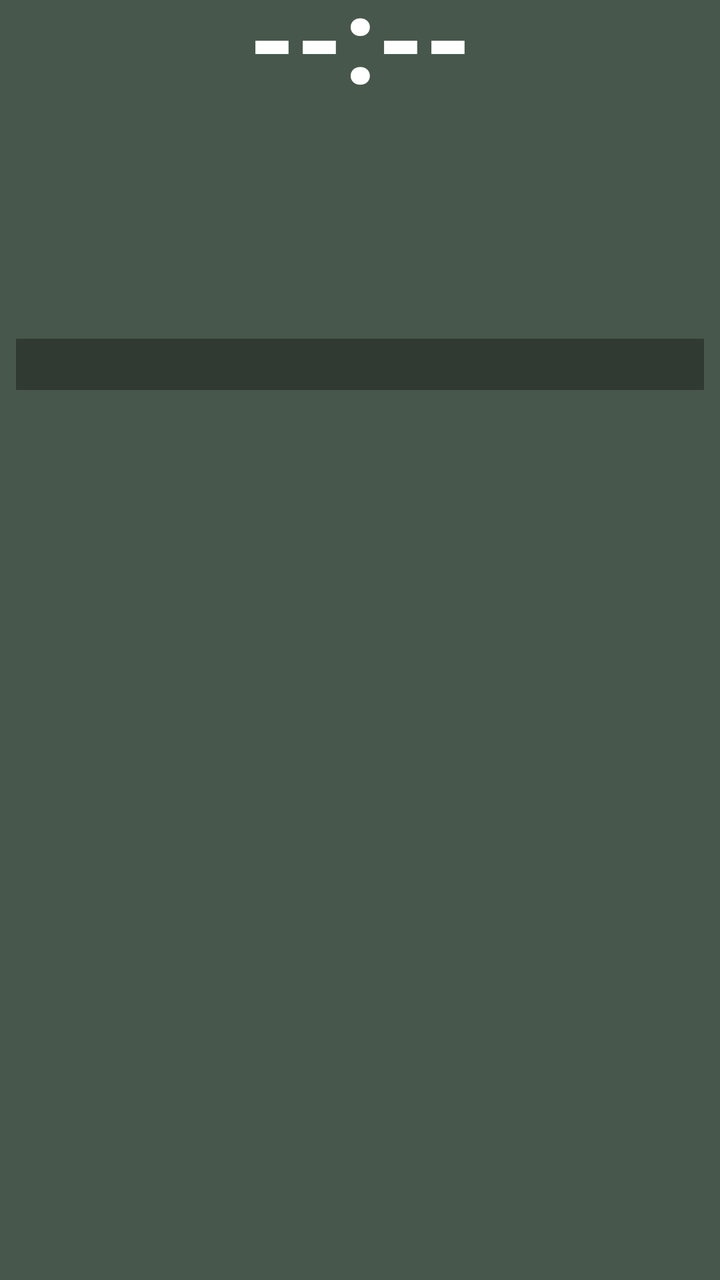
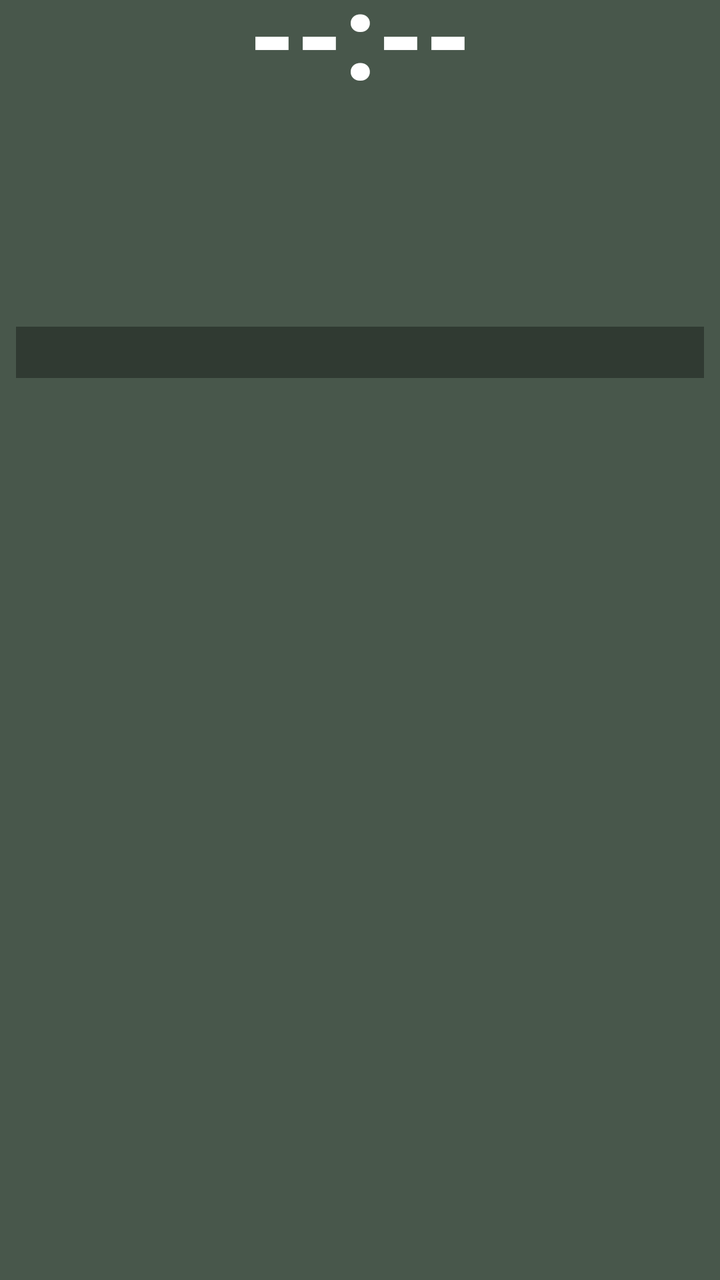

An Android layout rendered at two revisions. The XML below is the earlier revision; the diff shows what the commit changed to produce the second picture.
<!-- AndroidManifest.xml: fallback theme Theme.MaterialComponents.DayNight.NoActionBar -->
<!-- res/layout/prayer_widget_layout.xml -->
<?xml version="1.0" encoding="utf-8"?>
<LinearLayout xmlns:android="http://schemas.android.com/apk/res/android"
    android:layout_width="match_parent"
    android:layout_height="match_parent"
    android:orientation="vertical"
    android:background="@drawable/widget_background"
    android:paddingStart="8dp"
    android:paddingEnd="8dp"
    android:paddingTop="0dp"
    android:paddingBottom="8dp">

    
    <TextView
        android:id="@+id/widget_time"
        android:layout_width="match_parent"
        android:layout_height="wrap_content"
        android:layout_marginTop="-14dp"
        android:text="--:--"
        android:textColor="#FFFFFF"
        android:textSize="60sp"
        android:textStyle="bold"
        android:includeFontPadding="false"
        android:gravity="center" />

    
    <LinearLayout
        android:layout_width="match_parent"
        android:layout_height="wrap_content"
        android:layout_marginTop="-10dp"
        android:orientation="horizontal"
        android:gravity="center_vertical">

        <TextView
            android:id="@+id/widget_day"
            android:layout_width="0dp"
            android:layout_height="wrap_content"
            android:layout_weight="3"
            android:text=""
            android:textColor="#FFFFFF"
            android:textSize="25sp"
            android:textStyle="bold"
            android:includeFontPadding="false"
            android:singleLine="true"
            android:ellipsize="end" />

        <TextView
            android:id="@+id/widget_weather"
            android:layout_width="0dp"
            android:layout_height="wrap_content"
            android:layout_weight="4"
            android:text=""
            android:textColor="#80DEEA"
            android:textSize="13sp"
            android:textStyle="bold"
            android:gravity="end"
            android:singleLine="true"
            android:ellipsize="start" />

    </LinearLayout>

    
    <LinearLayout
        android:layout_width="match_parent"
        android:layout_height="wrap_content"
        android:layout_marginTop="6dp"
        android:orientation="horizontal">

        
        <LinearLayout
            android:layout_width="0dp"
            android:layout_height="wrap_content"
            android:layout_weight="1"
            android:orientation="vertical">

            <TextView
                android:id="@+id/widget_gregorian"
                android:layout_width="wrap_content"
                android:layout_height="wrap_content"
                android:text=""
                android:textColor="#E0E0E0"
                android:textSize="16sp"
                android:textStyle="bold" />

            <TextView
                android:id="@+id/widget_hijri"
                android:layout_width="wrap_content"
                android:layout_height="wrap_content"
                android:layout_marginTop="3dp"
                android:text=""
                android:textColor="#FFD54F"
                android:textSize="15sp"
                android:textStyle="bold" />

            <TextView
                android:id="@+id/widget_bangla_date"
                android:layout_width="wrap_content"
                android:layout_height="wrap_content"
                android:layout_marginTop="3dp"
                android:text=""
                android:textColor="#80DEEA"
                android:textSize="15sp"
                android:textStyle="bold" />

        </LinearLayout>

        
        <LinearLayout
            android:layout_width="0dp"
            android:layout_height="wrap_content"
            android:layout_weight="1"
            android:orientation="vertical">

            <TextView
                android:id="@+id/widget_sunrise"
                android:layout_width="wrap_content"
                android:layout_height="wrap_content"
                android:text=""
                android:textColor="#FFD54F"
                android:textSize="14sp"
                android:textStyle="bold" />

            <TextView
                android:id="@+id/widget_sunset"
                android:layout_width="wrap_content"
                android:layout_height="wrap_content"
                android:layout_marginTop="2dp"
                android:text=""
                android:textColor="#FFD54F"
                android:textSize="14sp"
                android:textStyle="bold" />

            <TextView
                android:id="@+id/widget_sehri"
                android:layout_width="wrap_content"
                android:layout_height="wrap_content"
                android:layout_marginTop="2dp"
                android:text=""
                android:textColor="#00E676"
                android:textSize="14sp"
                android:textStyle="bold" />

            <TextView
                android:id="@+id/widget_iftar"
                android:layout_width="wrap_content"
                android:layout_height="wrap_content"
                android:layout_marginTop="2dp"
                android:text=""
                android:textColor="#00E676"
                android:textSize="14sp"
                android:textStyle="bold" />

        </LinearLayout>
    </LinearLayout>

    
    <TextView
        android:id="@+id/widget_alert"
        android:layout_width="match_parent"
        android:layout_height="wrap_content"
        android:layout_marginTop="5dp"
        android:paddingTop="4dp"
        android:paddingBottom="4dp"
        android:paddingStart="4dp"
        android:paddingEnd="4dp"
        android:background="#55000000"
        android:text=""
        android:textColor="#FFD54F"
        android:textSize="13sp"
        android:textStyle="bold"
        android:gravity="start"
        android:maxLines="7"
        android:ellipsize="end" />

</LinearLayout>
<!-- resources referenced by this layout -->
<resources>
  <!-- drawable widget_background (drawable) -->
  <?xml version="1.0" encoding="utf-8"?>
  <shape xmlns:android="http://schemas.android.com/apk/res/android"
      android:shape="rectangle">
      <solid android:color="#CC1B2E1F" />
  </shape>
</resources>

<!-- the commit's change to res/layout/prayer_widget_layout.xml (unified diff, before → after) -->
@@ -14,7 +14,7 @@
         android:id="@+id/widget_time"
         android:layout_width="match_parent"
         android:layout_height="wrap_content"
-        android:layout_marginTop="-14dp"
+        android:layout_marginTop="-16dp"
         android:text="--:--"
         android:textColor="#FFFFFF"
         android:textSize="60sp"
@@ -26,7 +26,7 @@
     <LinearLayout
         android:layout_width="match_parent"
         android:layout_height="wrap_content"
-        android:layout_marginTop="-10dp"
+        android:layout_marginTop="-14dp"
         android:orientation="horizontal"
         android:gravity="center_vertical">
 
